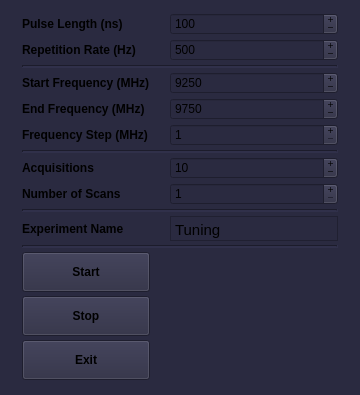
Qt form atomize/control_center/gui/tune_main_window.ui (Anatoly1010/Atomize_ITC) before a commit.
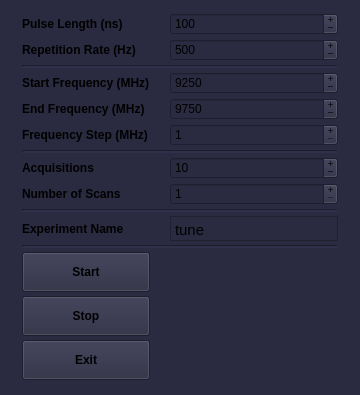
The same form after that commit.

What changed in the file:
```diff
--- a/atomize/control_center/gui/tune_main_window.ui
+++ b/atomize/control_center/gui/tune_main_window.ui
@@ -490,8 +490,8 @@
          <string>&lt;!DOCTYPE HTML PUBLIC &quot;-//W3C//DTD HTML 4.0//EN&quot; &quot;http://www.w3.org/TR/REC-html40/strict.dtd&quot;&gt;
 &lt;html&gt;&lt;head&gt;&lt;meta name=&quot;qrichtext&quot; content=&quot;1&quot; /&gt;&lt;style type=&quot;text/css&quot;&gt;
 p, li { white-space: pre-wrap; }
-&lt;/style&gt;&lt;/head&gt;&lt;body style=&quot; font-family:'MS Shell Dlg 2'; font-size:8.25pt; font-weight:400; font-style:normal;&quot;&gt;
-&lt;p style=&quot; margin-top:7px; margin-bottom:7px; margin-left:0px; margin-right:0px; -qt-block-indent:0; text-indent:0px;&quot;&gt;&lt;span style=&quot; font-family:'Ubuntu'; font-size:11pt;&quot;&gt;Tuning&lt;/span&gt;&lt;/p&gt;&lt;/body&gt;&lt;/html&gt;</string>
+&lt;/style&gt;&lt;/head&gt;&lt;body style=&quot; font-family:'Ubuntu'; font-size:11pt; font-weight:400; font-style:normal;&quot;&gt;
+&lt;p style=&quot; margin-top:7px; margin-bottom:7px; margin-left:0px; margin-right:0px; -qt-block-indent:0; text-indent:0px;&quot;&gt;tune&lt;/p&gt;&lt;/body&gt;&lt;/html&gt;</string>
         </property>
         <property name="overwriteMode">
          <bool>true</bool>
```
Left out of the diff: 10 changed lines with no effect on the pictures.
